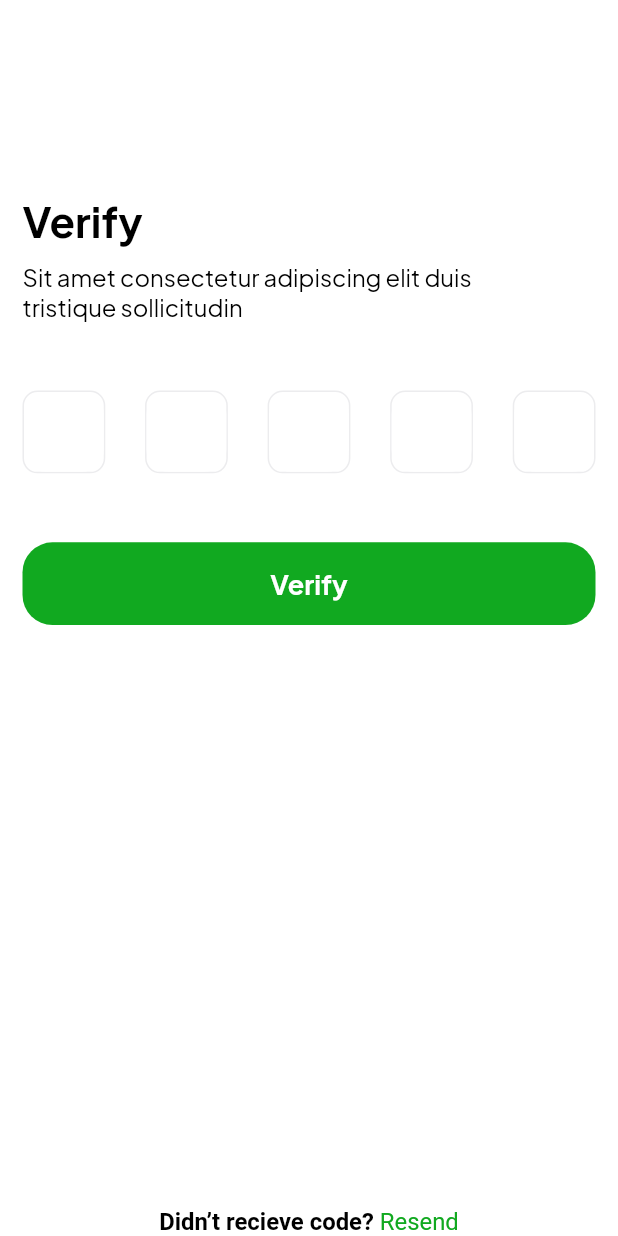
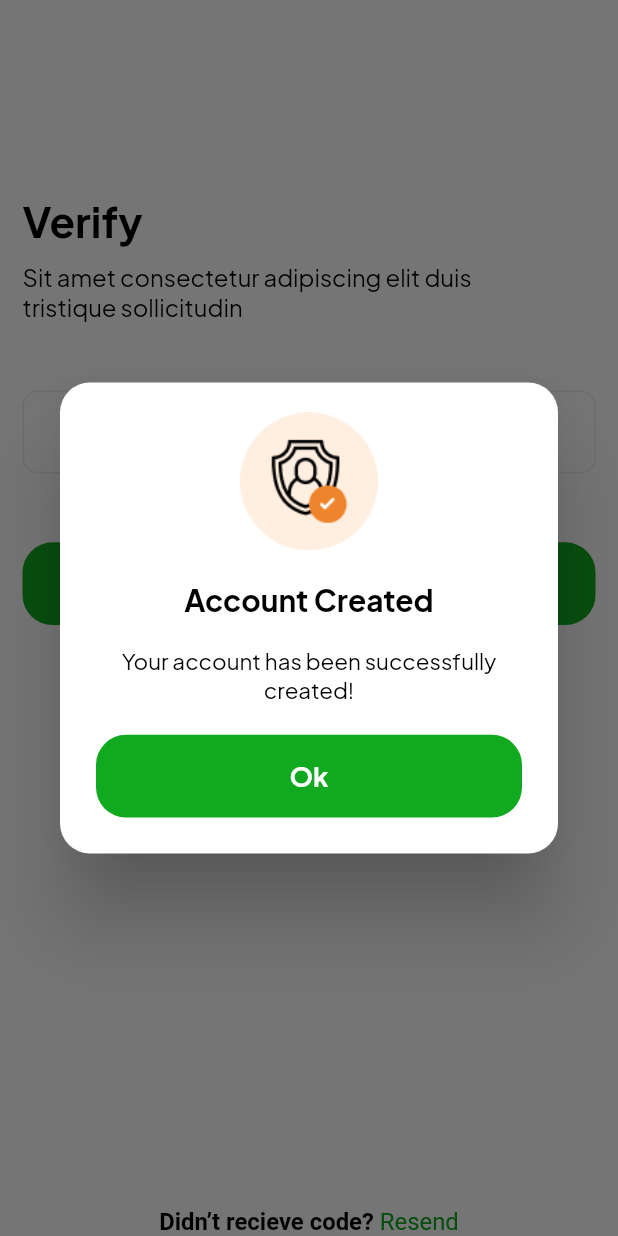
Before and after one commit to MaitexaClient/kalikart_app, a Flutter app: the OTPverificationScreen screen opened by its route, after a tap on "Verify", on a phone screen of 412 x 824 dp. Run offline on Flutter 3.47's test engine with Material 2 defaults, Android fonts, the phone set to English and light mode, and no system bars; our stand-ins replace flutter_screenutil.

Commit message:
alert box

```diff
--- /dev/null
+++ b/lib/common/widgets/custom_alert_dialouge.dart
@@ -0,0 +1,39 @@
+import 'package:flutter/material.dart';
+import 'package:flutter_screenutil/flutter_screenutil.dart';
+import 'package:kalicart/common/utils/app_color.dart';
+import 'package:kalicart/common/widgets/primary_button.dart';
+import 'package:kalicart/common/widgets/text_bold.dart';
+
+class CustomAlertDialog extends StatelessWidget {
+  const CustomAlertDialog({super.key});
+
+  @override
+  Widget build(BuildContext context) {
+    return AlertDialog(
+
+      shape: RoundedRectangleBorder(borderRadius: BorderRadius.circular(20)),
+      content: Column(
+        mainAxisSize: MainAxisSize.min,
+        crossAxisAlignment: CrossAxisAlignment.center,
+        children: <Widget>[
+          Image.asset('assets/images/Cart.png',height: 100.h,width:100.h,),
+          const SizedBox(height: 20.0),
+          BoldTextStyle(size: 20.sp, text: 'Account Created'),
+          const SizedBox(height: 20.0),
+          Text(
+            'Your account has been successfully created!',
+            textAlign: TextAlign.center,
+            style: TextStyle(
+                fontSize: 15.sp,
+                fontWeight: FontWeight.w400,
+                color: AppColor.kblack),
+          ),
+          const SizedBox(height: 20.0),
+          PrimaryButton(onPressed: () {
+
+          }, buttonText: 'Ok')
+        ],
+      ),
+    );
+  }
+}
--- a/lib/features/auth/view/otp_verification_screen.dart
+++ b/lib/features/auth/view/otp_verification_screen.dart
@@ -1,5 +1,6 @@
 import 'package:flutter/material.dart';
 import 'package:flutter_screenutil/flutter_screenutil.dart';
+import 'package:kalicart/common/widgets/custom_alert_dialouge.dart';
 import 'package:kalicart/common/widgets/primary_button.dart';
 import 'package:kalicart/features/auth/widgets/head_text.dart';
 import 'package:kalicart/features/auth/widgets/otp_verify_box.dart';
@@ -22,8 +23,9 @@ class OTPverificationScreen extends StatelessWidget {
                   title: 'Verify',
                   subTitle:
                       'Sit amet consectetur adipiscing elit duis tristique sollicitudin'),
-
-              SizedBox(height: 50.h,),
+              SizedBox(
+                height: 50.h,
+              ),
               const Row(
                 mainAxisAlignment: MainAxisAlignment.spaceBetween,
                 children: [
@@ -34,9 +36,23 @@ class OTPverificationScreen extends StatelessWidget {
                   VerifyOTPBox()
                 ],
               ),
-              SizedBox(height: 50.h,),
-              PrimaryButton(onPressed: () {}, buttonText: 'Verify'),
-              const Spacer(flex: 3,),
+              SizedBox(
+                height: 50.h,
+              ),
+              PrimaryButton(
+                  onPressed: () {
+                    showDialog(
+                      context: context,
+                      barrierDismissible: false,
+                      builder: (BuildContext context) {
+                        return const CustomAlertDialog();
+                      },
+                    );
+                  },
+                  buttonText: 'Verify'),
+              const Spacer(
+                flex: 3,
+              ),
               SpanText(
                 text: 'Didn’t recieve code? ',
                 buttonText: 'Resend',
```
Also changed, not shown: assets/images/Cart.png (added).
